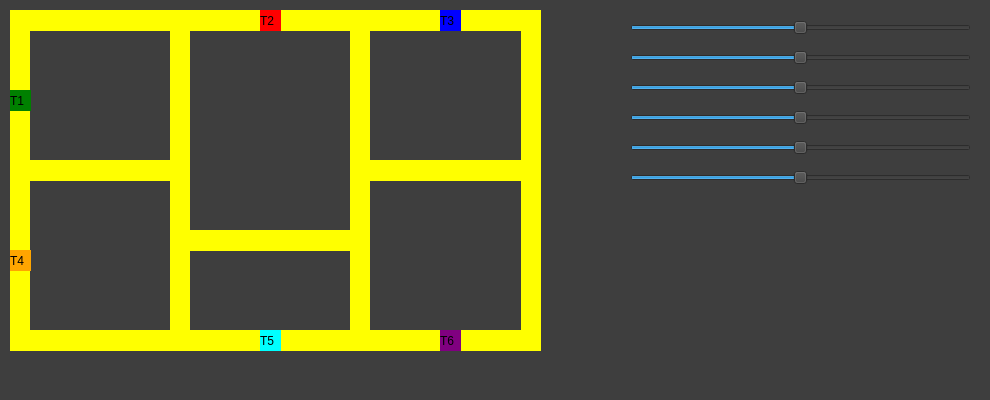
First picture: the form in mainwindow.ui, repository Alison-Andrade/projeto_trem-Sistemas_Operacionais-IMD0036, before the edit.
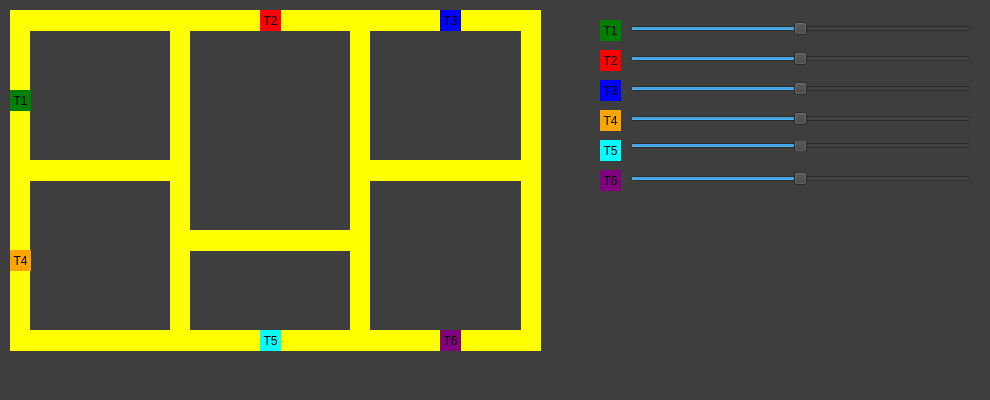
Second picture: the form after the edit.

Commit message: style: centralização de texto dos trens e adição de legenda aos sliders

The edit to the form file:
```diff
--- a/mainwindow.ui
+++ b/mainwindow.ui
@@ -196,6 +196,9 @@
     <property name="text">
      <string>T1</string>
     </property>
+    <property name="alignment">
+     <set>Qt::AlignmentFlag::AlignCenter</set>
+    </property>
    </widget>
    <widget class="QLabel" name="label_T2">
     <property name="geometry">
@@ -213,6 +216,9 @@
     <property name="text">
      <string>T2</string>
     </property>
+    <property name="alignment">
+     <set>Qt::AlignmentFlag::AlignCenter</set>
+    </property>
    </widget>
    <widget class="QLabel" name="label_T3">
     <property name="geometry">
@@ -230,6 +236,9 @@
     <property name="text">
      <string>T3</string>
     </property>
+    <property name="alignment">
+     <set>Qt::AlignmentFlag::AlignCenter</set>
+    </property>
    </widget>
    <widget class="QLabel" name="label_T6">
     <property name="geometry">
@@ -247,6 +256,9 @@
     <property name="text">
      <string>T6</string>
     </property>
+    <property name="alignment">
+     <set>Qt::AlignmentFlag::AlignCenter</set>
+    </property>
    </widget>
    <widget class="QLabel" name="label_T5">
     <property name="geometry">
@@ -264,6 +276,9 @@
     <property name="text">
      <string>T5</string>
     </property>
+    <property name="alignment">
+     <set>Qt::AlignmentFlag::AlignCenter</set>
+    </property>
    </widget>
    <widget class="QLabel" name="label_T4">
     <property name="geometry">
@@ -281,12 +296,15 @@
     <property name="text">
      <string>T4</string>
     </property>
+    <property name="alignment">
+     <set>Qt::AlignmentFlag::AlignCenter</set>
+    </property>
    </widget>
    <widget class="QSlider" name="slider_T1">
     <property name="geometry">
      <rect>
       <x>630</x>
-      <y>20</y>
+      <y>21</y>
       <width>341</width>
       <height>16</height>
      </rect>
@@ -317,7 +335,7 @@
     <property name="geometry">
      <rect>
       <x>630</x>
-      <y>50</y>
+      <y>51</y>
       <width>341</width>
       <height>16</height>
      </rect>
@@ -342,7 +360,7 @@
     <property name="geometry">
      <rect>
       <x>630</x>
-      <y>80</y>
+      <y>81</y>
       <width>341</width>
       <height>16</height>
      </rect>
@@ -367,7 +385,7 @@
     <property name="geometry">
      <rect>
       <x>630</x>
-      <y>110</y>
+      <y>111</y>
       <width>341</width>
       <height>16</height>
      </rect>
@@ -392,9 +410,9 @@
     <property name="geometry">
      <rect>
       <x>630</x>
-      <y>140</y>
+      <y>141</y>
       <width>341</width>
-      <height>16</height>
+      <height>10</height>
      </rect>
     </property>
     <property name="sizePolicy">
@@ -423,25 +441,146 @@
     <property name="geometry">
      <rect>
       <x>630</x>
+      <y>171</y>
+      <width>341</width>
+      <height>16</height>
+     </rect>
+    </property>
+    <property name="sizePolicy">
+     <sizepolicy hsizetype="Fixed" vsizetype="Fixed">
+      <horstretch>0</horstretch>
+      <verstretch>0</verstretch>
+     </sizepolicy>
+    </property>
+    <property name="maximum">
+     <number>200</number>
+    </property>
+    <property name="sliderPosition">
+     <number>100</number>
+    </property>
+    <property name="orientation">
+     <enum>Qt::Orientation::Horizontal</enum>
+    </property>
+   </widget>
+   <widget class="QLabel" name="label_T1_2">
+    <property name="geometry">
+     <rect>
+      <x>600</x>
+      <y>20</y>
+      <width>21</width>
+      <height>21</height>
+     </rect>
+    </property>
+    <property name="styleSheet">
+     <string notr="true">background-color: green
+;
+</string>
+    </property>
+    <property name="text">
+     <string>T1</string>
+    </property>
+    <property name="alignment">
+     <set>Qt::AlignmentFlag::AlignCenter</set>
+    </property>
+   </widget>
+   <widget class="QLabel" name="label_T2_2">
+    <property name="geometry">
+     <rect>
+      <x>600</x>
+      <y>50</y>
+      <width>21</width>
+      <height>21</height>
+     </rect>
+    </property>
+    <property name="styleSheet">
+     <string notr="true">background-color: red;
+</string>
+    </property>
+    <property name="text">
+     <string>T2</string>
+    </property>
+    <property name="alignment">
+     <set>Qt::AlignmentFlag::AlignCenter</set>
+    </property>
+   </widget>
+   <widget class="QLabel" name="label_T3_2">
+    <property name="geometry">
+     <rect>
+      <x>600</x>
+      <y>80</y>
+      <width>21</width>
+      <height>21</height>
+     </rect>
+    </property>
+    <property name="styleSheet">
+     <string notr="true">background-color: blue;
+</string>
+    </property>
+    <property name="text">
+     <string>T3</string>
+    </property>
+    <property name="alignment">
+     <set>Qt::AlignmentFlag::AlignCenter</set>
+    </property>
+   </widget>
+   <widget class="QLabel" name="label_T4_2">
+    <property name="geometry">
+     <rect>
+      <x>600</x>
+      <y>110</y>
+      <width>21</width>
+      <height>21</height>
+     </rect>
+    </property>
+    <property name="styleSheet">
+     <string notr="true">background-color: orange;
+</string>
+    </property>
+    <property name="text">
+     <string>T4</string>
+    </property>
+    <property name="alignment">
+     <set>Qt::AlignmentFlag::AlignCenter</set>
+    </property>
+   </widget>
+   <widget class="QLabel" name="label_T5_2">
+    <property name="geometry">
+     <rect>
+      <x>600</x>
+      <y>140</y>
+      <width>21</width>
+      <height>21</height>
+     </rect>
+    </property>
+    <property name="styleSheet">
+     <string notr="true">background-color: cyan;
+</string>
+    </property>
+    <property name="text">
+     <string>T5</string>
+    </property>
+    <property name="alignment">
+     <set>Qt::AlignmentFlag::AlignCenter</set>
+    </property>
+   </widget>
+   <widget class="QLabel" name="label_T6_2">
+    <property name="geometry">
+     <rect>
+      <x>600</x>
       <y>170</y>
-      <width>341</width>
-      <height>16</height>
+      <width>21</width>
+      <height>21</height>
      </rect>
     </property>
-    <property name="sizePolicy">
-     <sizepolicy hsizetype="Fixed" vsizetype="Fixed">
-      <horstretch>0</horstretch>
-      <verstretch>0</verstretch>
-     </sizepolicy>
+    <property name="styleSheet">
+     <string notr="true">background-color: purple;
+</string>
     </property>
-    <property name="maximum">
-     <number>200</number>
+    <property name="text">
+     <string>T6</string>
     </property>
-    <property name="sliderPosition">
-     <number>100</number>
-    </property>
-    <property name="orientation">
-     <enum>Qt::Orientation::Horizontal</enum>
+    <property name="alignment">
+     <set>Qt::AlignmentFlag::AlignCenter</set>
     </property>
    </widget>
   </widget>
```
